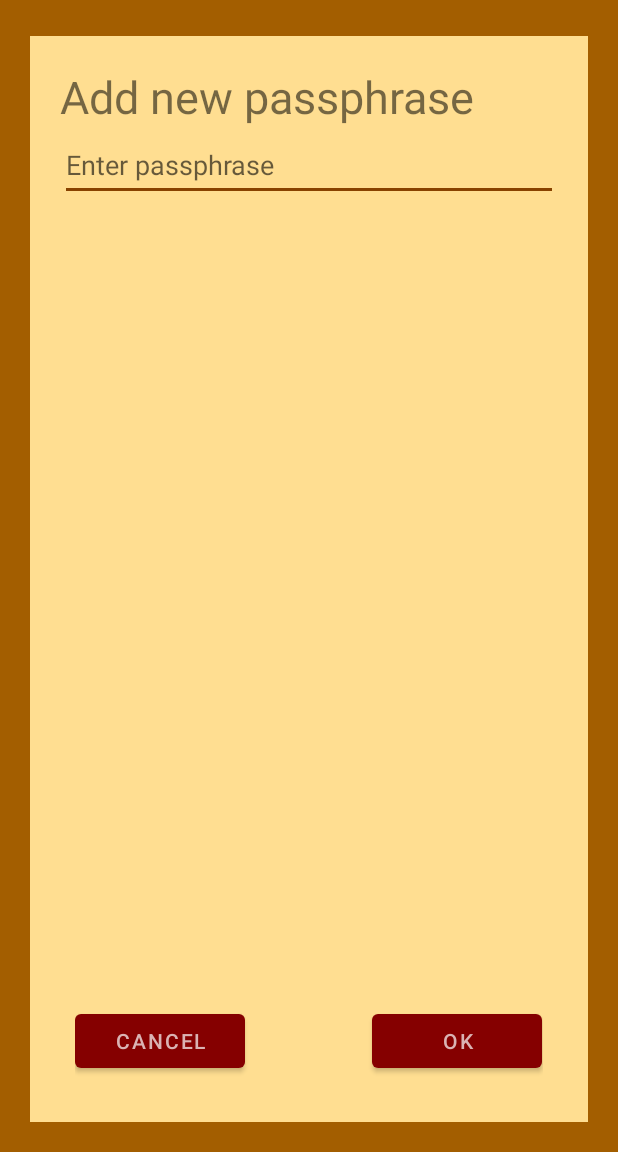
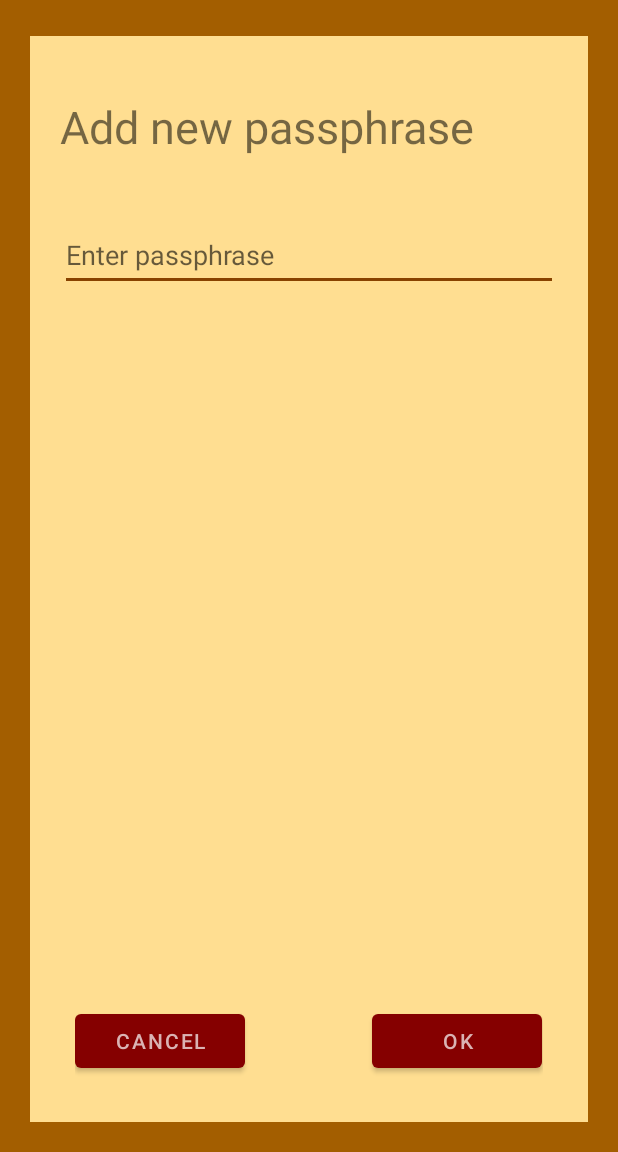
Before and after one commit to PPat93/secret-events, an Android app: the AddView screen opened directly, with no data from a screen before it, on a phone screen of 412 x 824 dp, the part 84-1236 px from its top. Run offline under Robolectric (Android 15) with nearby library versions, the phone set to English and light mode, and no system bars; Roboto replaces fonts that are not available here.

Commit message:
v0.01.05 - minor layout adjustment

```diff
--- a/app/src/main/res/layout/activity_view_add.xml
+++ b/app/src/main/res/layout/activity_view_add.xml
@@ -27,53 +27,60 @@
         app:layout_constraintStart_toStartOf="parent"
         app:layout_constraintTop_toTopOf="@+id/include">
 
-        <LinearLayout
-            android:id="@+id/fieldSection"
-            android:layout_width="wrap_content"
-            android:layout_height="202dp"
+        <RelativeLayout
+            android:id="@+id/addRelative"
+            android:layout_width="match_parent"
+            android:layout_height="match_parent"
             android:layout_above="@+id/buttonLayout"
             android:layout_alignParentStart="true"
             android:layout_alignParentTop="true"
             android:layout_alignParentEnd="true"
-            android:layout_marginStart="20dp"
-            android:layout_marginTop="20dp"
-            android:layout_marginEnd="20dp"
-            android:layout_marginBottom="0dp"
-            android:orientation="vertical">
+            android:layout_marginStart="0dp"
+            android:layout_marginTop="0dp"
+            android:layout_marginEnd="0dp"
+            android:layout_marginBottom="0dp">
 
             <TextView
                 android:id="@+id/textView"
                 android:layout_width="match_parent"
                 android:layout_height="wrap_content"
-                android:layout_marginStart="0dp"
+                android:layout_alignParentStart="true"
+                android:layout_alignParentTop="true"
+                android:layout_alignParentEnd="true"
+                android:layout_marginStart="20dp"
+                android:layout_marginTop="40dp"
+                android:layout_marginEnd="20dp"
                 android:layout_marginBottom="1dp"
                 android:text="@string/passphrase_title"
                 android:textSize="30sp" />
+
+            <TextView
+                android:id="@+id/receivedTitle"
+                android:layout_width="match_parent"
+                android:layout_height="wrap_content"
+                android:layout_below="@+id/passphraseInput"
+                android:layout_alignParentStart="true"
+                android:layout_alignParentEnd="true"
+                android:layout_marginStart="20dp"
+                android:layout_marginTop="80dp"
+                android:layout_marginEnd="20dp"
+                android:textSize="18sp" />
 
             <EditText
                 android:id="@+id/passphraseInput"
                 android:layout_width="match_parent"
                 android:layout_height="48dp"
+                android:layout_below="@+id/textView"
+                android:layout_alignParentStart="true"
+                android:layout_alignParentEnd="true"
+                android:layout_marginStart="20dp"
+                android:layout_marginTop="40dp"
+                android:layout_marginEnd="20dp"
                 android:backgroundTint="@color/color_secondary_variant"
                 android:ems="10"
                 android:hint="@string/passphrase_input_hint"
                 android:inputType="text" />
-
-            <RelativeLayout
-                android:layout_width="match_parent"
-                android:layout_height="match_parent">
-
-                <TextView
-                    android:id="@+id/receivedTitle"
-                    android:layout_width="match_parent"
-                    android:layout_height="wrap_content"
-                    android:layout_alignParentStart="false"
-                    android:layout_alignParentEnd="true"
-                    android:layout_centerInParent="true"
-                    android:textSize="18sp" />
-            </RelativeLayout>
-
-        </LinearLayout>
+        </RelativeLayout>
 
         <LinearLayout
             android:id="@+id/buttonLayout"
```
